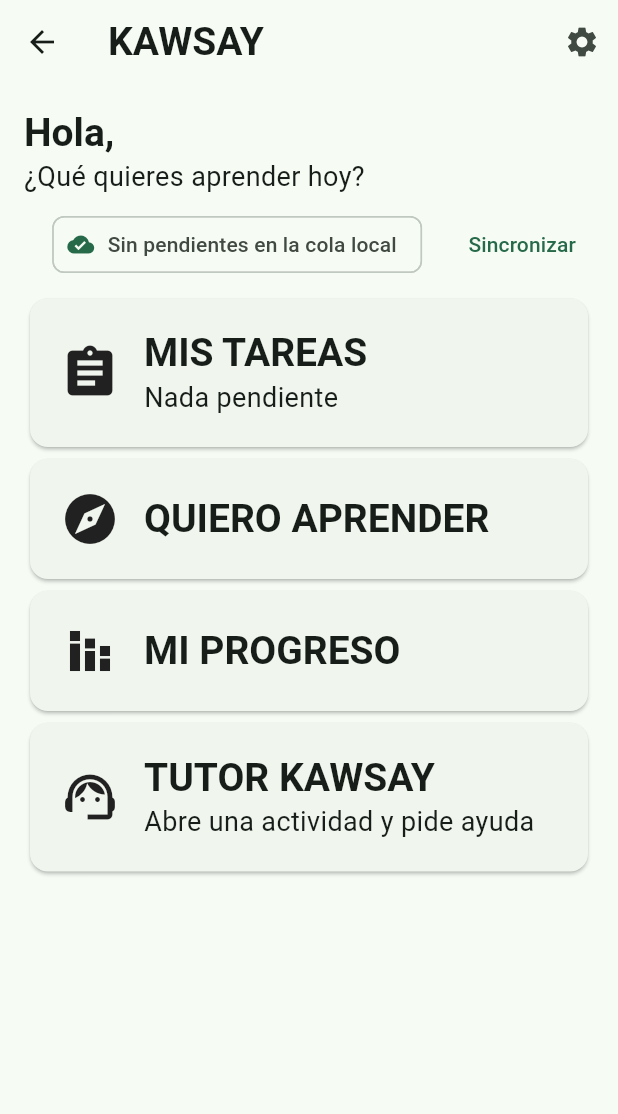
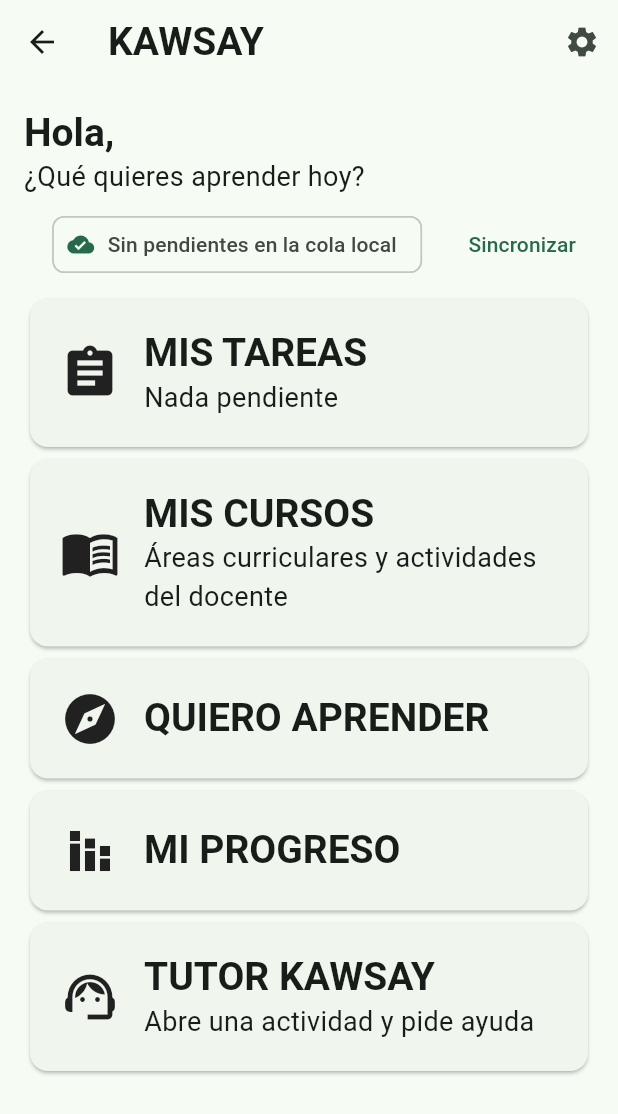
Before and after one commit to Yosep646/KAWSAY, a Flutter app: the HomeScreen screen opened directly, on a phone screen of 412 x 824 dp. Shown: the top 1114 px of the screen. Run offline on Flutter 3.47's test engine with Material 3 defaults, Android fonts, the phone set to English and light mode, and no system bars; our stand-ins replace connectivity_plus, flutter_secure_storage, sqflite, sqflite_common_ffi; accounts and stored records are empty; project files that could hold a hidden picture were left out.

Commit message:
feat(mobile): acceso Mis cursos desde inicio estudiante

```diff
--- a/mobile/lib/features/home/home_screen.dart
+++ b/mobile/lib/features/home/home_screen.dart
@@ -5,6 +5,7 @@
 import '../../core/sync/sync_manager.dart';
 import '../../shared/widgets/big_button.dart';
 import '../assignments/tasks_screen.dart';
+import '../courses/courses_screen.dart';
 import '../learn/learn_screen.dart';
 import '../progress/progress_screen.dart';
 import '../settings/settings_screen.dart';
@@ -35,6 +36,8 @@
                 onTap: () => Navigator.push(context, MaterialPageRoute(builder: (_) => const TasksScreen(origin: 'TEACHER', title: 'Mis tareas'))));
           },
         ),
+        BigButton(label: 'MIS CURSOS', subtitle: 'Áreas curriculares y actividades del docente', icon: Icons.menu_book,
+            onTap: () => Navigator.push(context, MaterialPageRoute(builder: (_) => const CoursesScreen()))),
         BigButton(label: 'QUIERO APRENDER', icon: Icons.explore, onTap: () => Navigator.push(context, MaterialPageRoute(builder: (_) => const LearnScreen()))),
         BigButton(label: 'MI PROGRESO', icon: Icons.stacked_bar_chart, onTap: () => Navigator.push(context, MaterialPageRoute(builder: (_) => const ProgressScreen()))),
         BigButton(label: 'TUTOR KAWSAY', subtitle: 'Abre una actividad y pide ayuda', icon: Icons.support_agent,
```
